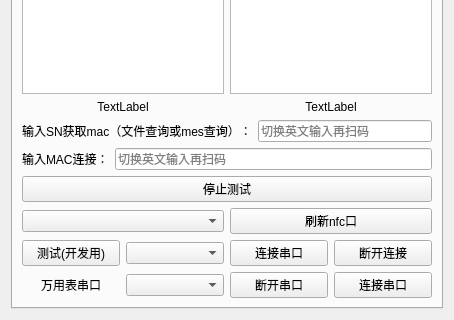
The window that work_station/wifi_ble/wifibletest.ui (yuhuang163/test) describes before a commit, drawn with Qt 5; both pictures show x 0 to 454 and y 165 to 485 of the 454 by 485 pixel window.
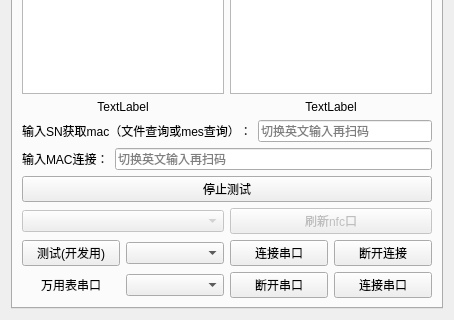
The same window after the commit.

```diff
--- a/work_station/wifi_ble/wifibletest.ui
+++ b/work_station/wifi_ble/wifibletest.ui
@@ -228,10 +228,17 @@
             <number>0</number>
            </property>
            <item>
-            <widget class="QComboBox" name="NfcComboBox"/>
+            <widget class="QComboBox" name="NfcComboBox">
+             <property name="enabled">
+              <bool>false</bool>
+             </property>
+            </widget>
            </item>
            <item>
             <widget class="QPushButton" name="nfcComFresh">
+             <property name="enabled">
+              <bool>false</bool>
+             </property>
              <property name="text">
               <string>刷新nfc口</string>
              </property>
```
Left out of the diff: 198 changed lines with no effect on the pictures.
